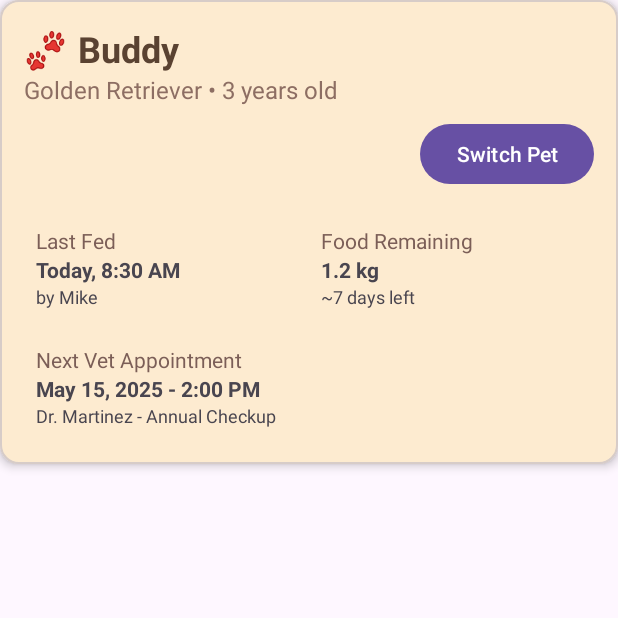
After one commit to roshh4/Pet-Care-Kotlin, an Android app: the fragment HomepageLogsFragment shown on its own in the app's theme, on a phone screen of 412 x 824 dp, the top half of it. The commit adds this screen. Run offline under Robolectric (Android 15) with nearby library versions, the phone set to English and light mode, and no system bars.

```diff
--- /dev/null
+++ b/app/src/main/java/com/example/petcarekotlin/HomepageLogsFragment.kt
@@ -0,0 +1,15 @@
+package com.example.petcarekotlin
+
+import android.os.Bundle
+import androidx.fragment.app.Fragment
+import android.view.LayoutInflater
+import android.view.View
+import android.view.ViewGroup
+
+class HomepageLogsFragment : Fragment() {
+    override fun onCreateView(
+        inflater: LayoutInflater, container: ViewGroup?, savedInstanceState: Bundle?
+    ): View? {
+        return inflater.inflate(R.layout.fragment_homepage_logs, container, false)
+    }
+}
--- /dev/null
+++ b/app/src/main/res/drawable/card_background.xml
@@ -0,0 +1,6 @@
+<shape xmlns:android="http://schemas.android.com/apk/res/android" android:shape="rectangle">
+    <solid android:color="#FDEBD0"/>
+    <corners android:radius="12dp"/>
+    <padding android:left="8dp" android:top="8dp" android:right="8dp" android:bottom="8dp" />
+    <stroke android:width="1dp" android:color="#D7CCC8"/>
+</shape>
--- /dev/null
+++ b/app/src/main/res/layout/fragment_homepage_logs.xml
@@ -0,0 +1,120 @@
+<?xml version="1.0" encoding="utf-8"?>
+<LinearLayout xmlns:android="http://schemas.android.com/apk/res/android"
+    android:layout_width="match_parent"
+    android:layout_height="wrap_content"
+    android:orientation="vertical"
+    android:padding="16dp"
+    android:background="@drawable/card_background"
+    android:elevation="4dp">
+
+    <TextView
+        android:layout_width="wrap_content"
+        android:layout_height="wrap_content"
+        android:text="🐾 Buddy"
+        android:textSize="24sp"
+        android:textStyle="bold"
+        android:textColor="#5A4231" />
+
+    <TextView
+        android:layout_width="wrap_content"
+        android:layout_height="wrap_content"
+        android:text="Golden Retriever • 3 years old"
+        android:textSize="16sp"
+        android:textColor="#8D6E63" />
+
+    <Button
+        android:id="@+id/switchPetButton"
+        android:layout_width="wrap_content"
+        android:layout_height="wrap_content"
+        android:text="Switch Pet"
+        android:layout_gravity="end"
+        android:layout_marginTop="8dp" />
+
+    <!-- Last Fed & Food Remaining -->
+    <LinearLayout
+        android:layout_width="match_parent"
+        android:layout_height="wrap_content"
+        android:orientation="horizontal"
+        android:layout_marginTop="16dp"
+        android:weightSum="2">
+
+        <LinearLayout
+            android:layout_width="0dp"
+            android:layout_height="wrap_content"
+            android:layout_weight="1"
+            android:orientation="vertical"
+            android:padding="8dp">
+
+            <TextView
+                android:layout_width="wrap_content"
+                android:layout_height="wrap_content"
+                android:text="Last Fed"
+                android:textColor="#7B5E57" />
+
+            <TextView
+                android:layout_width="wrap_content"
+                android:layout_height="wrap_content"
+                android:text="Today, 8:30 AM"
+                android:textStyle="bold" />
+
+            <TextView
+                android:layout_width="wrap_content"
+                android:layout_height="wrap_content"
+                android:text="by Mike"
+                android:textSize="12sp" />
+        </LinearLayout>
+
+        <LinearLayout
+            android:layout_width="0dp"
+            android:layout_height="wrap_content"
+            android:layout_weight="1"
+            android:orientation="vertical"
+            android:padding="8dp">
+
+            <TextView
+                android:layout_width="wrap_content"
+                android:layout_height="wrap_content"
+                android:text="Food Remaining"
+                android:textColor="#7B5E57" />
+
+            <TextView
+                android:layout_width="wrap_content"
+                android:layout_height="wrap_content"
+                android:text="1.2 kg"
+                android:textStyle="bold" />
+
+            <TextView
+                android:layout_width="wrap_content"
+                android:layout_height="wrap_content"
+                android:text="~7 days left"
+                android:textSize="12sp" />
+        </LinearLayout>
+    </LinearLayout>
+
+    <!-- Vet Appointment -->
+    <LinearLayout
+        android:layout_width="match_parent"
+        android:layout_height="wrap_content"
+        android:orientation="vertical"
+        android:layout_marginTop="8dp"
+        android:padding="8dp">
+
+        <TextView
+            android:layout_width="wrap_content"
+            android:layout_height="wrap_content"
+            android:text="Next Vet Appointment"
+            android:textColor="#7B5E57" />
+
+        <TextView
+            android:layout_width="wrap_content"
+            android:layout_height="wrap_content"
+            android:text="May 15, 2025 - 2:00 PM"
+            android:textStyle="bold" />
+
+        <TextView
+            android:layout_width="wrap_content"
+            android:layout_height="wrap_content"
+            android:text="Dr. Martinez - Annual Checkup"
+            android:textSize="12sp" />
+    </LinearLayout>
+</LinearLayout>
```
Also changed, not shown: app/src/main/java/com/example/petcarekotlin/ActivityFeedFragment.kt (added, +15 -0 lines), app/src/main/java/com/example/petcarekotlin/HomePageFragment.kt (+12 -44 lines), app/src/main/res/layout/fragment_activity_feed.xml (added, +87 -0 lines), app/src/main/res/layout/fragment_home_page.xml (+12 -14 lines).
